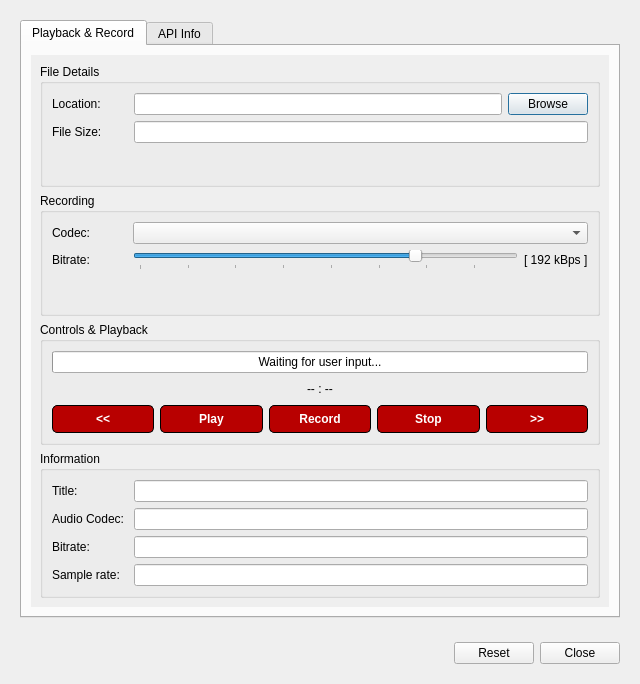
The window that src/ui/gkaudioplaydialog.ui (GekkoFyre/small-world-deluxe) describes before a commit, drawn with Qt 5.
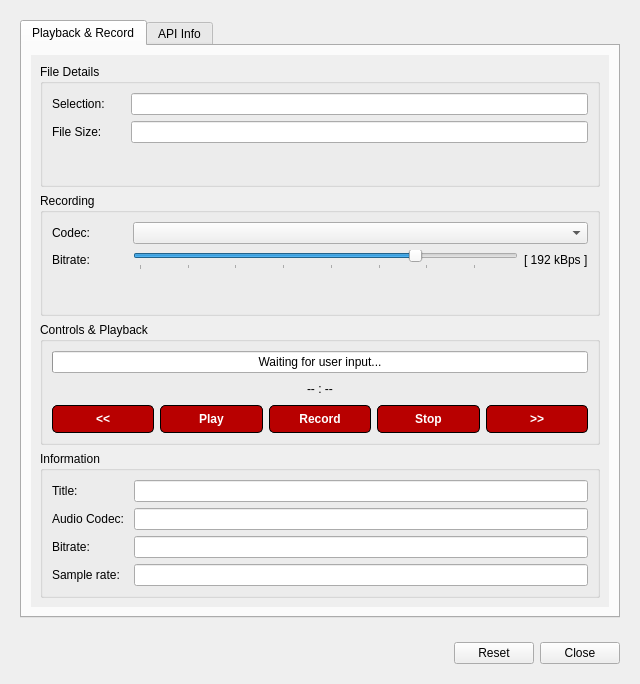
The same window after the commit.

Diff of the .ui file:
```diff
--- a/src/ui/gkaudioplaydialog.ui
+++ b/src/ui/gkaudioplaydialog.ui
@@ -61,8 +61,8 @@
               <rect>
                <x>0</x>
                <y>0</y>
-               <width>568</width>
-               <height>532</height>
+               <width>582</width>
+               <height>548</height>
               </rect>
              </property>
              <layout class="QVBoxLayout" name="verticalLayout_4">
@@ -75,52 +75,24 @@
                  <item row="0" column="0">
                   <widget class="QLabel" name="label_playback_file_loc">
                    <property name="text">
-                    <string>Location:        </string>
+                    <string>Selection:      </string>
                    </property>
                   </widget>
                  </item>
                  <item row="0" column="1">
-                  <widget class="QFrame" name="frame_playback_file_location">
-                   <property name="frameShape">
-                    <enum>QFrame::NoFrame</enum>
+                  <widget class="QLineEdit" name="lineEdit_playback_file_location">
+                   <property name="toolTip">
+                    <string>The location of the file for either playback or recording.</string>
                    </property>
-                   <property name="frameShadow">
-                    <enum>QFrame::Plain</enum>
+                   <property name="readOnly">
+                    <bool>true</bool>
                    </property>
-                   <layout class="QHBoxLayout" name="horizontalLayout_2">
-                    <property name="leftMargin">
-                     <number>0</number>
-                    </property>
-                    <property name="topMargin">
-                     <number>0</number>
-                    </property>
-                    <property name="rightMargin">
-                     <number>0</number>
-                    </property>
-                    <property name="bottomMargin">
-                     <number>0</number>
-                    </property>
-                    <item>
-                     <widget class="QLineEdit" name="lineEdit_playback_file_location">
-                      <property name="readOnly">
-                       <bool>true</bool>
-                      </property>
-                     </widget>
-                    </item>
-                    <item>
-                     <widget class="QPushButton" name="pushButton_playback_browse_file_loc">
-                      <property name="text">
-                       <string>Browse</string>
-                      </property>
-                     </widget>
-                    </item>
-                   </layout>
                   </widget>
                  </item>
                  <item row="1" column="0">
                   <widget class="QLabel" name="label_playback_file_size">
                    <property name="text">
-                    <string>File Size:        </string>
+                    <string>File Size: </string>
                    </property>
                   </widget>
                  </item>
```
Left out of the diff: 3 changed lines with no effect on the pictures.
